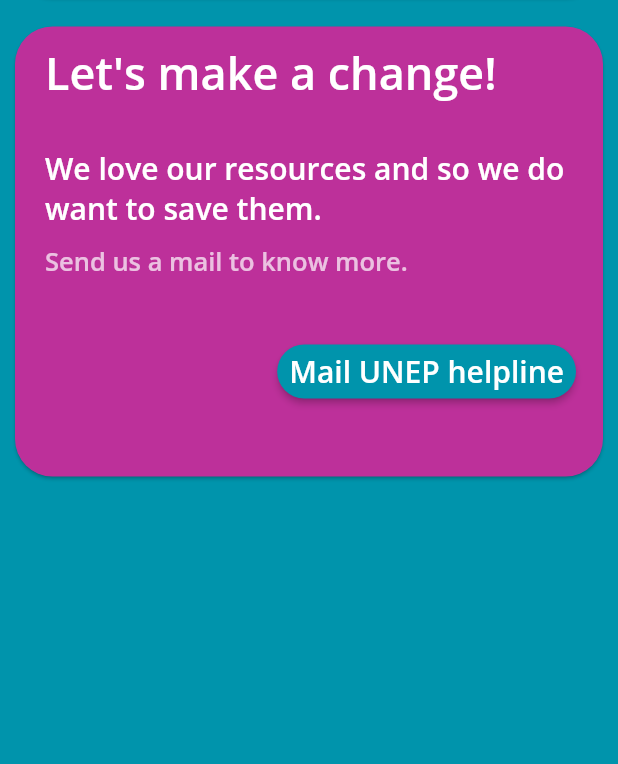
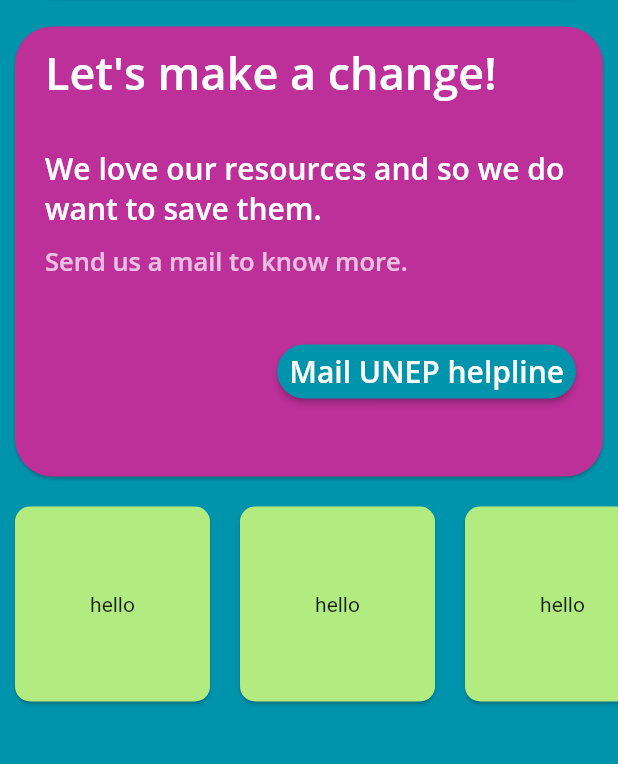
Before and after one commit to ameysunu/envirapp, a Flutter app: the screen it shows after launch, on a phone screen of 412 x 824 dp, the part 140-904 px from its top. Run offline on Flutter 3.47's test engine with Material 2 defaults, Android fonts, the phone set to English and light mode, and no system bars; our stand-ins replace hexcolor.

```diff
--- a/lib/home.dart
+++ b/lib/home.dart
@@ -125,8 +125,96 @@ class _HomeState extends State<Home> {
                   ),
                 ),
               ),
+              SingleChildScrollView(
+                scrollDirection: Axis.horizontal,
+                child: Row(
+                  children: <Widget>[
+                    Container(
+                      height: 150,
+                      width: 150,
+                      child: Card(
+                        color: Hexcolor('#B2EC80'),
+                        shape: RoundedRectangleBorder(
+                          borderRadius: BorderRadius.vertical(
+                            top: Radius.circular(10.0),
+                            bottom: Radius.circular(10.0),
+                          ),
+                        ),
+                        margin: EdgeInsets.symmetric(
+                            vertical: 10.0, horizontal: 10.0),
+                        child: Center(child: Text("hello")),
+                      ),
+                    ),
+                    Container(
+                      height: 150,
+                      width: 150,
+                      child: Card(
+                        color: Hexcolor('#B2EC80'),
+                        shape: RoundedRectangleBorder(
+                          borderRadius: BorderRadius.vertical(
+                            top: Radius.circular(10.0),
+                            bottom: Radius.circular(10.0),
+                          ),
+                        ),
+                        margin: EdgeInsets.symmetric(
+                            vertical: 10.0, horizontal: 10.0),
+                        child: Center(child: Text("hello")),
+                      ),
+                    ),
+                    Container(
+                      height: 150,
+                      width: 150,
+                      child: Card(
+                        color: Hexcolor('#B2EC80'),
+                        shape: RoundedRectangleBorder(
+                          borderRadius: BorderRadius.vertical(
+                            top: Radius.circular(10.0),
+                            bottom: Radius.circular(10.0),
+                          ),
+                        ),
+                        margin: EdgeInsets.symmetric(
+                            vertical: 10.0, horizontal: 10.0),
+                        child: Center(child: Text("hello")),
+                      ),
+                    ),
+                    Container(
+                      height: 150,
+                      width: 150,
+                      child: Card(
+                        color: Hexcolor('#B2EC80'),
+                        shape: RoundedRectangleBorder(
+                          borderRadius: BorderRadius.vertical(
+                            top: Radius.circular(10.0),
+                            bottom: Radius.circular(10.0),
+                          ),
+                        ),
+                        margin: EdgeInsets.symmetric(
+                            vertical: 10.0, horizontal: 10.0),
+                        child: Center(child: Text("hello")),
+                      ),
+                    ),
+                    Container(
+                      height: 150,
+                      width: 150,
+                      child: Card(
+                        color: Hexcolor('#B2EC80'),
+                        shape: RoundedRectangleBorder(
+                          borderRadius: BorderRadius.vertical(
+                            top: Radius.circular(10.0),
+                            bottom: Radius.circular(10.0),
+                          ),
+                        ),
+                        margin: EdgeInsets.symmetric(
+                            vertical: 10.0, horizontal: 10.0),
+                        child: Center(child: Text("hello")),
+                      ),
+                    ),
                   ],
-        )),
+                ),
+              ),
+            ],
+          ),
+        ),
       ),
     );
   }
```
Lines whose indentation alone changed are shown as unchanged.
